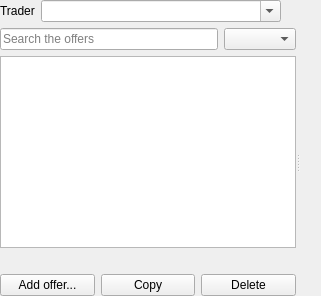
ThePi1/SPT-Trader-Builder, file src/ui/designer/assort_tab.ui: the form before one commit.
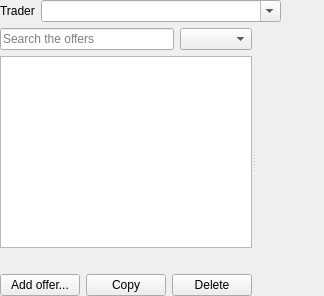
The form after the commit.

Commit message:
Trader and Composite tabs: scroll the right-hand pane instead of squeezing it
With a locked offer, the pane's wrapped quest text needs more height than the
window's minimum allows, so shrinking the window squeezed the layout and the Item
row overlapped the border of the parts list above it. The pane is now in a scroll
area (as the Quests tab's is): the window can shrink further and the pane scrolls.

What changed in the file:
```diff
--- a/src/ui/designer/assort_tab.ui
+++ b/src/ui/designer/assort_tab.ui
@@ -135,6 +135,13 @@
        </item>
       </layout>
      </widget>
+     <widget class="QScrollArea" name="rightScroll">
+      <property name="frameShape">
+       <enum>QFrame::NoFrame</enum>
+      </property>
+      <property name="widgetResizable">
+       <bool>true</bool>
+      </property>
      <widget class="QWidget" name="right">
       <layout class="QVBoxLayout" name="right_layout">
        <property name="leftMargin">
@@ -150,6 +157,7 @@
         <number>9</number>
        </property>
       </layout>
+       </widget>
      </widget>
     </widget>
    </item>
```
Lines whose indentation alone changed are shown as unchanged. The commit also changes 4 other files.
